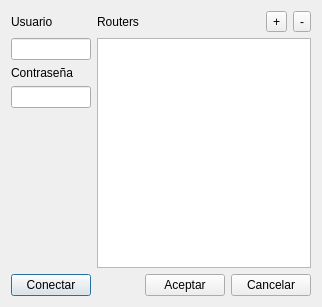
silderan/QMikPPPManager, file Dialogs/DlgCnfgConnect.ui: the form before one commit.
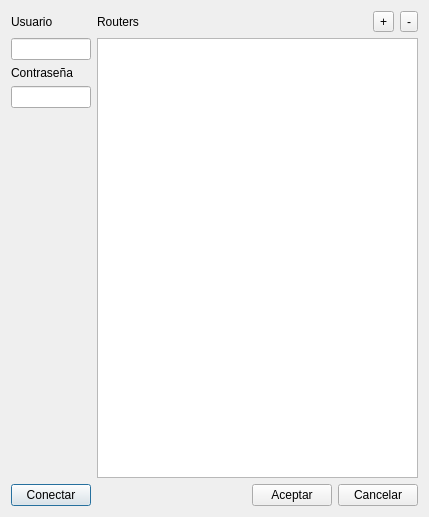
The form after the commit.

The edit to the form file:
```diff
--- a/Dialogs/DlgCnfgConnect.ui
+++ b/Dialogs/DlgCnfgConnect.ui
@@ -6,8 +6,8 @@
    <rect>
     <x>0</x>
     <y>0</y>
-    <width>299</width>
-    <height>307</height>
+    <width>429</width>
+    <height>517</height>
    </rect>
   </property>
   <property name="windowTitle">
@@ -28,37 +28,6 @@
      </property>
     </widget>
    </item>
-   <item row="0" column="3">
-    <layout class="QHBoxLayout" name="horizontalLayout">
-     <item>
-      <spacer name="horizontalSpacer_2">
-       <property name="orientation">
-        <enum>Qt::Horizontal</enum>
-       </property>
-       <property name="sizeHint" stdset="0">
-        <size>
-         <width>40</width>
-         <height>20</height>
-        </size>
-       </property>
-      </spacer>
-     </item>
-     <item>
-      <widget class="QToolButton" name="addButton">
-       <property name="text">
-        <string>+</string>
-       </property>
-      </widget>
-     </item>
-     <item>
-      <widget class="QToolButton" name="delButton">
-       <property name="text">
-        <string>-</string>
-       </property>
-      </widget>
-     </item>
-    </layout>
-   </item>
    <item row="1" column="0">
     <widget class="QLineEdit" name="userLineEdit"/>
    </item>
@@ -90,6 +59,12 @@
    </item>
    <item row="5" column="0">
     <widget class="QPushButton" name="connectButton">
+     <property name="sizePolicy">
+      <sizepolicy hsizetype="Maximum" vsizetype="Fixed">
+       <horstretch>0</horstretch>
+       <verstretch>0</verstretch>
+      </sizepolicy>
+     </property>
      <property name="text">
       <string>Conectar</string>
      </property>
@@ -122,6 +97,37 @@
      </property>
     </widget>
    </item>
+   <item row="0" column="2" colspan="2">
+    <layout class="QHBoxLayout" name="horizontalLayout">
+     <item>
+      <spacer name="horizontalSpacer_2">
+       <property name="orientation">
+        <enum>Qt::Horizontal</enum>
+       </property>
+       <property name="sizeHint" stdset="0">
+        <size>
+         <width>40</width>
+         <height>20</height>
+        </size>
+       </property>
+      </spacer>
+     </item>
+     <item>
+      <widget class="QToolButton" name="addButton">
+       <property name="text">
+        <string>+</string>
+       </property>
+      </widget>
+     </item>
+     <item>
+      <widget class="QToolButton" name="delButton">
+       <property name="text">
+        <string>-</string>
+       </property>
+      </widget>
+     </item>
+    </layout>
+   </item>
   </layout>
  </widget>
  <resources/>
```
Left out of the diff: 18 changed lines with no effect on the pictures.
